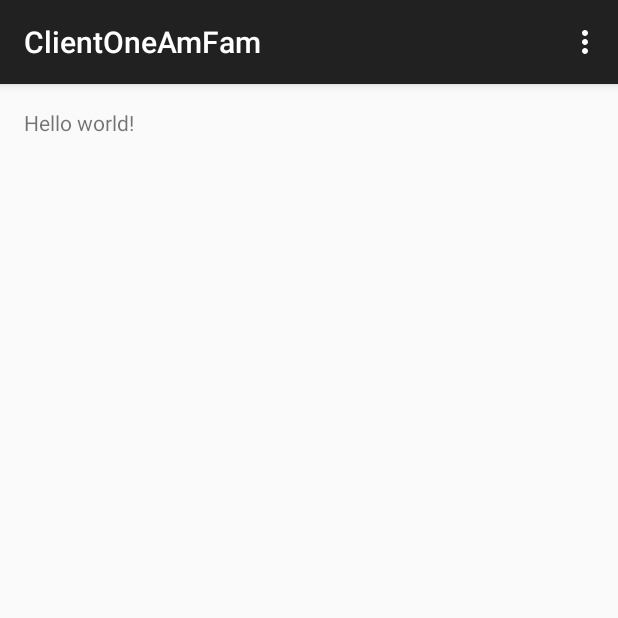
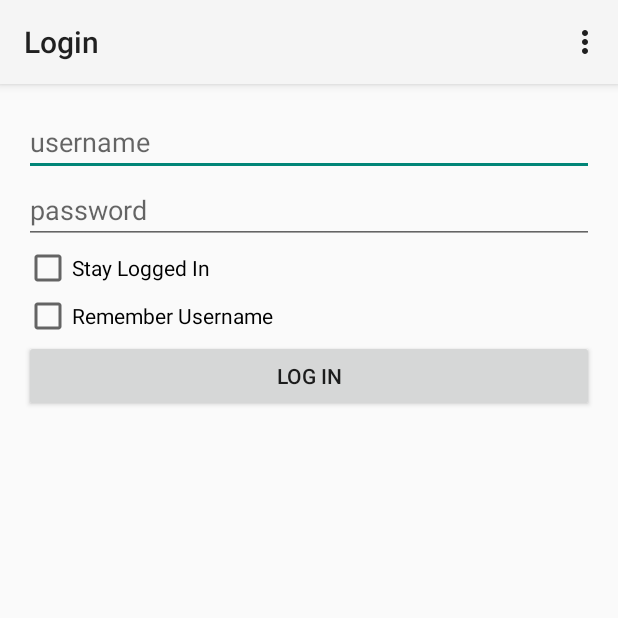
Before and after one commit to calkinsc3/ClientOneAmFam, an Android app: the screen it shows after launch (MainActivity before the commit, Login after it), on a phone screen of 412 x 824 dp, the top half of it. Run offline under Robolectric (Android 15) with nearby library versions, the phone set to English and light mode, and no system bars; 1 statement that could not run was skipped.

Commit message:
created Login basic setup, and main activity, login implemented, settings is unstable

```diff
--- a/app/build.gradle
+++ b/app/build.gradle
@@ -22,4 +22,5 @@ android {
 dependencies {
     compile fileTree(dir: 'libs', include: ['*.jar'])
     compile 'com.android.support:appcompat-v7:22.2.0'
+    compile 'com.parse.bolts:bolts-android:1.+'
 }
--- /dev/null
+++ b/app/src/main/java/com/example/jaz020/clientoneamfam/Login.java
@@ -0,0 +1,154 @@
+package com.example.jaz020.clientoneamfam;
+
+import android.app.ProgressDialog;
+import android.content.Context;
+import android.content.Intent;
+import android.content.SharedPreferences;
+import android.os.Bundle;
+import android.support.v7.app.AppCompatActivity;
+import android.view.Menu;
+import android.view.MenuItem;
+import android.view.View;
+import android.widget.Button;
+import android.widget.CheckBox;
+import android.widget.EditText;
+import android.widget.Toast;
+
+import com.parse.LogInCallback;
+import com.parse.Parse;
+import com.parse.ParseException;
+import com.parse.ParseUser;
+
+
+public class Login extends AppCompatActivity {
+
+    //PARSE KEYS
+    private static final String APPLICATION_ID = "4YBarCfwhDQKdD9w7edqe8fIazqWRXv8RhRbNgd7";
+    private static final String CLIENT_KEY = "zUguFYSgfxNkzTw6lQGkCWssT1VCMWBccWD44MFw";
+
+    EditText username_entry;
+    EditText password_entry;
+    CheckBox username_checkbox;
+    CheckBox login_checkbox;
+    Button login_button;
+    SharedPreferences sharedPreferences;
+
+    private Context context;
+
+    @Override
+    protected void onCreate(Bundle savedInstanceState) {
+        super.onCreate(savedInstanceState);
+        setContentView(R.layout.activity_login);
+        sharedPreferences = getSharedPreferences("AmFam", 0);
+
+        //CHECK FOR LOGIN
+        if (sharedPreferences.getString("UserID", null) != null && sharedPreferences.getBoolean("StayLoggedIn", false)) {
+            loginSuccess();
+        } else if (sharedPreferences.getString("Username", null) != null) {
+            username_checkbox.setChecked(true);
+            username_entry.setText(sharedPreferences.getString("Username", ""));
+        }
+
+        context = this;
+
+        username_entry = (EditText) findViewById(R.id.username_entry);
+        password_entry = (EditText) findViewById(R.id.password_entry);
+        username_checkbox = (CheckBox) findViewById(R.id.remember_username_checkbox);
+        login_checkbox = (CheckBox) findViewById(R.id.stay_logged_in_checkbox);
+        login_button = (Button) findViewById(R.id.login_button);
+
+
+
+
+        //INITIALIZE PARSE
+        Parse.enableLocalDatastore(this);
+        Parse.initialize(this, APPLICATION_ID, CLIENT_KEY);
+
+        //LOGIN CLICK
+        login_button.setOnClickListener(new View.OnClickListener() {
+
+            @Override
+            public void onClick(View v) {
+
+                final ProgressDialog progressDialog = ProgressDialog.show(context, "", "Signing in to Parse.com", true);
+
+                final String username = username_entry.getText().toString();
+                String password = password_entry.getText().toString();
+
+
+                ParseUser.logInInBackground(username, password, new LogInCallback() {
+                    @Override
+                    public void done(ParseUser user, ParseException e) {
+
+                        progressDialog.dismiss();
+
+                        if (e == null && user != null) {
+
+                            //UPDATE SHARED PREFERENCES
+                            SharedPreferences.Editor editor = sharedPreferences.edit();
+                            editor.putString("UserID", user.getObjectId());
+                            editor.putBoolean("StayLoggedIn", login_checkbox.isChecked());
+                            if (username_checkbox.isChecked()) {
+                                editor.putString("Username", username);
+                            } else {
+                                editor.remove("Username");
+                            }
+                            editor.apply();
+
+                            //login successful
+                            loginSuccess();
+
+                        } else if (user == null) {
+                            loginFail();
+
+                        } else {
+                            loginError(e);
+                        }
+                    }
+                });
+
+            }
+        });
+    }
+
+
+    public void loginSuccess() {
+        Intent intent = new Intent(this, MainActivity.class);
+        startActivity(intent);
+    }
+
+
+    public void loginFail() {
+
+        Toast.makeText(this, "Wrong Username or Password", Toast.LENGTH_SHORT).show();
+
+    }
+
+
+    public void loginError(ParseException e) {
+        Toast.makeText(this, "Login Error: " + e.getMessage(), Toast.LENGTH_LONG).show();
+    }
+
+
+    @Override
+    public boolean onCreateOptionsMenu(Menu menu) {
+        // Inflate the menu; this adds items to the action bar if it is present.
+        getMenuInflater().inflate(R.menu.menu_login, menu);
+        return true;
+    }
+
+    @Override
+    public boolean onOptionsItemSelected(MenuItem item) {
+        // Handle action bar item clicks here. The action bar will
+        // automatically handle clicks on the Home/Up button, so long
+        // as you specify a parent activity in AndroidManifest.xml.
+        int id = item.getItemId();
+
+        //noinspection SimplifiableIfStatement
+        if (id == R.id.action_settings) {
+            return true;
+        }
+
+        return super.onOptionsItemSelected(item);
+    }
+}
--- /dev/null
+++ b/app/src/main/res/layout/activity_login.xml
@@ -0,0 +1,42 @@
+<LinearLayout xmlns:android="http://schemas.android.com/apk/res/android"
+    xmlns:tools="http://schemas.android.com/tools" android:layout_width="match_parent"
+    android:layout_height="match_parent" android:paddingLeft="@dimen/activity_horizontal_margin"
+    android:paddingRight="@dimen/activity_horizontal_margin"
+    android:paddingTop="@dimen/activity_vertical_margin"
+    android:paddingBottom="@dimen/activity_vertical_margin"
+    tools:context="com.example.jaz020.clientoneamfam.Login"
+    android:orientation="vertical"
+    >
+
+   <EditText
+       android:id="@+id/username_entry"
+       android:hint="username"
+       android:layout_width="fill_parent"
+       android:layout_height="wrap_content" />
+    <EditText
+        android:id="@+id/password_entry"
+        android:inputType="textPassword"
+        android:hint="password"
+        android:layout_width="fill_parent"
+        android:layout_height="wrap_content"
+        />
+    <CheckBox
+        android:id="@+id/stay_logged_in_checkbox"
+        android:layout_width="wrap_content"
+        android:layout_height="wrap_content"
+        android:text="@string/checkbox_1" />
+
+    <CheckBox
+        android:id="@+id/remember_username_checkbox"
+        android:layout_width="wrap_content"
+        android:layout_height="wrap_content"
+        android:text="@string/checkbox_2" />
+
+    <Button
+        android:id="@+id/login_button"
+        android:text="Log In"
+        android:layout_width="fill_parent"
+        android:layout_height="wrap_content" />
+
+
+</LinearLayout>
--- a/app/src/main/res/layout/activity_main.xml
+++ b/app/src/main/res/layout/activity_main.xml
@@ -1,11 +1,25 @@
-<RelativeLayout xmlns:android="http://schemas.android.com/apk/res/android"
+<LinearLayout xmlns:android="http://schemas.android.com/apk/res/android"
     xmlns:tools="http://schemas.android.com/tools" android:layout_width="match_parent"
     android:layout_height="match_parent" android:paddingLeft="@dimen/activity_horizontal_margin"
     android:paddingRight="@dimen/activity_horizontal_margin"
     android:paddingTop="@dimen/activity_vertical_margin"
     android:paddingBottom="@dimen/activity_vertical_margin" tools:context=".MainActivity">
 
-    <TextView android:text="@string/hello_world" android:layout_width="wrap_content"
-        android:layout_height="wrap_content" />
 
-</RelativeLayout>
+    <!-- The main content view -->
+    <FrameLayout
+        android:id="@+id/fragment_container"
+        android:layout_width="match_parent"
+        android:layout_height="match_parent" />
+
+    <!--&lt;!&ndash; The navigation drawer &ndash;&gt;-->
+    <!--<ListView android:id="@+id/left_drawer"-->
+        <!--android:layout_width="240dp"-->
+        <!--android:layout_height="match_parent"-->
+        <!--android:layout_gravity="start"-->
+        <!--android:background="#111"-->
+        <!--android:choiceMode="singleChoice"-->
+        <!--android:divider="@android:color/transparent"-->
+        <!--android:dividerHeight="0dp"/>-->
+
+</LinearLayout>
--- /dev/null
+++ b/app/src/main/res/menu/menu_login.xml
@@ -0,0 +1,7 @@
+<menu xmlns:android="http://schemas.android.com/apk/res/android"
+    xmlns:app="http://schemas.android.com/apk/res-auto"
+    xmlns:tools="http://schemas.android.com/tools"
+    tools:context="com.example.jaz020.clientoneamfam.Login">
+    <item android:id="@+id/action_settings" android:title="@string/action_settings"
+        android:orderInCategory="100" app:showAsAction="never" />
+</menu>
--- a/app/src/main/res/values/strings.xml
+++ b/app/src/main/res/values/strings.xml
@@ -4,6 +4,10 @@
     <string name="hello_world">Hello world!</string>
     <string name="action_settings">Settings</string>
 
+    <string name="checkbox_1">Stay Logged In</string>
+    <string name="checkbox_2">Remember Username</string>
+
 <!-- TODO: Remove or change this placeholder text -->
     <string name="hello_blank_fragment">Hello blank fragment</string>
+    <string name="title_activity_login">Login</string>
 </resources>
--- a/app/src/main/res/values/styles.xml
+++ b/app/src/main/res/values/styles.xml
@@ -5,4 +5,8 @@
         <!-- Customize your theme here. -->
     </style>
 
+    <style name="LoginTheme" parent="Theme.AppCompat.Light">
+
+    </style>
+
 </resources>
```
Also changed, not shown: app/src/main/AndroidManifest.xml (+18 -2 lines), app/src/main/java/com/example/jaz020/clientoneamfam/MainActivity.java (+14 -4 lines), app/src/main/java/com/example/jaz020/clientoneamfam/Settings.java (+8 -1 lines), app/src/main/java/com/example/jaz020/clientoneamfam/Tools.java (added, +129 -0 lines), app/src/main/res/layout/fragment_settings.xml (+58 -6 lines), app/libs/Parse-1.9.2.jar (added), app/src/main/res/drawable/amfam_logo.jpg (added), 1 other file.
